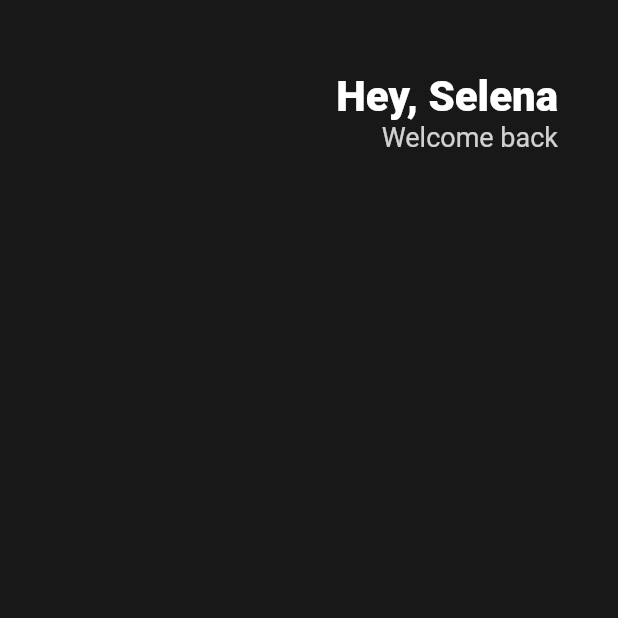
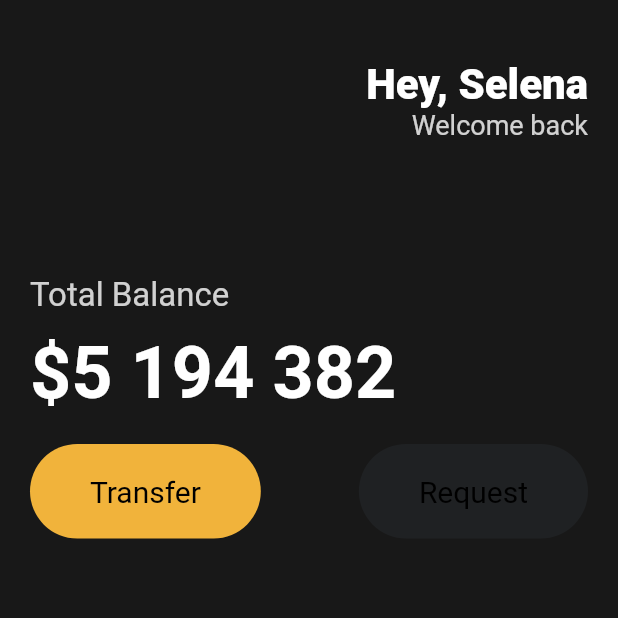
Before and after one commit to jhwon91/first_flutter, a Flutter app: the screen it shows after launch, on a phone screen of 412 x 824 dp, the top half of it. Run offline on Flutter 3.47's test engine with Material 2 defaults, Android fonts, the phone set to English and light mode, and no system bars.

Commit message:
add button class

```diff
--- a/lib/main.dart
+++ b/lib/main.dart
@@ -1,29 +1,35 @@
+import 'package:first_flutter/widgets/button.dart';
 import 'package:flutter/material.dart';
 
 void main() {
-  runApp(App());
+  runApp(const App());
 }
 
 class App extends StatelessWidget {
+  const App({super.key});
+
   @override
   Widget build(BuildContext context) {
     return MaterialApp(
       home: Scaffold(
-        backgroundColor: Color(0xFF181818),
+        backgroundColor: const Color(0xFF181818),
         body: Padding(
-          padding: EdgeInsets.symmetric(horizontal: 40),
+          padding: const EdgeInsets.symmetric(
+            horizontal: 20,
+          ),
           child: Column(
+            crossAxisAlignment: CrossAxisAlignment.start,
             children: [
+              const SizedBox(
+                height: 40,
+              ),
               Row(
                 mainAxisAlignment: MainAxisAlignment.end,
                 children: [
-                  SizedBox(
-                    height: 150,
-                  ),
                   Column(
                     crossAxisAlignment: CrossAxisAlignment.end,
                     children: [
-                      Text(
+                      const Text(
                         'Hey, Selena',
                         style: TextStyle(
                           color: Colors.white,
@@ -41,7 +47,45 @@ class App extends StatelessWidget {
                     ],
                   )
                 ],
-              )
+              ),
+              const SizedBox(
+                height: 90,
+              ),
+              Text(
+                'Total Balance',
+                style: TextStyle(
+                  fontSize: 22,
+                  color: Colors.white.withOpacity(0.8),
+                ),
+              ),
+              const SizedBox(
+                height: 10,
+              ),
+              const Text(
+                '\$5 194 382',
+                style: TextStyle(
+                  fontSize: 48,
+                  fontWeight: FontWeight.w600,
+                  color: Colors.white,
+                ),
+              ),
+              const SizedBox(
+                height: 20,
+              ),
+              const Row(
+                mainAxisAlignment: MainAxisAlignment.spaceBetween,
+                children: [
+                  Button(
+                      text: 'Transfer',
+                      bgColor: Color(0xFFF1b33b),
+                      textColor: Colors.black),
+                  Button(
+                    text: 'Request',
+                    bgColor: Color(0xFF1F2123),
+                    textColor: Colors.black,
+                  ),
+                ],
+              ),
             ],
           ),
         ),
--- /dev/null
+++ b/lib/widgets/button.dart
@@ -0,0 +1,37 @@
+import 'package:flutter/material.dart';
+
+class Button extends StatelessWidget {
+  final String text;
+  final Color bgColor;
+  final Color textColor;
+
+  const Button({
+    super.key,
+    required this.text,
+    required this.bgColor,
+    required this.textColor,
+  });
+
+  @override
+  Widget build(BuildContext context) {
+    return Container(
+      decoration: BoxDecoration(
+        color: bgColor,
+        borderRadius: BorderRadius.circular(45),
+      ),
+      child: Padding(
+        padding: const EdgeInsets.symmetric(
+          vertical: 20,
+          horizontal: 40,
+        ),
+        child: Text(
+          text,
+          style: TextStyle(
+            color: textColor,
+            fontSize: 20,
+          ),
+        ),
+      ),
+    );
+  }
+}
```
